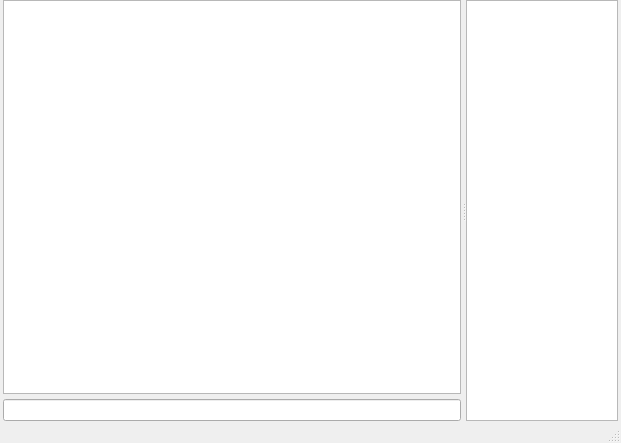
The window that src/ui/irc.ui (Mudlet/Mudlet) describes before a commit, drawn with Qt 5.
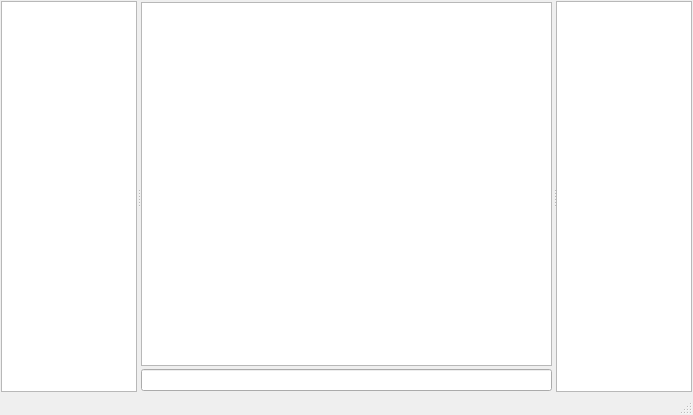
The same window after the commit.

Commit message:
Full refactor of IRC Client code & UI
This retains the primary functions of the old IRC client but adds many
more new IRC commands by default. The UI is slightly more organized and
interactive now.

```diff
--- a/src/ui/irc.ui
+++ b/src/ui/irc.ui
@@ -6,8 +6,8 @@
    <rect>
     <x>0</x>
     <y>0</y>
-    <width>621</width>
-    <height>443</height>
+    <width>693</width>
+    <height>415</height>
    </rect>
   </property>
   <property name="sizePolicy">
@@ -34,66 +34,45 @@
      <verstretch>0</verstretch>
     </sizepolicy>
    </property>
-   <layout class="QVBoxLayout" name="verticalLayout">
+   <layout class="QHBoxLayout" name="horizontalLayout_3">
     <property name="spacing">
      <number>0</number>
     </property>
-    <property name="margin">
+    <property name="leftMargin">
      <number>0</number>
     </property>
-    <item>
-     <widget class="QWidget" name="i1" native="true">
-      <property name="sizePolicy">
-       <sizepolicy hsizetype="Expanding" vsizetype="Expanding">
-        <horstretch>0</horstretch>
-        <verstretch>0</verstretch>
-       </sizepolicy>
-      </property>
-      <layout class="QGridLayout" name="gridLayout_2">
-       <property name="margin">
+    <property name="topMargin">
+     <number>0</number>
+    </property>
+    <property name="rightMargin">
         <number>0</number>
        </property>
-       <property name="spacing">
+    <property name="bottomMargin">
         <number>0</number>
        </property>
-       <item row="0" column="0">
-        <widget class="QWidget" name="i2" native="true">
+    <item>
+     <widget class="QWidget" name="widget" native="true">
          <property name="sizePolicy">
           <sizepolicy hsizetype="Expanding" vsizetype="Expanding">
            <horstretch>0</horstretch>
            <verstretch>0</verstretch>
           </sizepolicy>
          </property>
-         <layout class="QVBoxLayout" name="verticalLayout_2">
+      <layout class="QHBoxLayout" name="horizontalLayout_2">
           <property name="spacing">
-           <number>0</number>
+        <number>1</number>
           </property>
           <property name="leftMargin">
-           <number>3</number>
+        <number>1</number>
           </property>
           <property name="topMargin">
-           <number>0</number>
+        <number>1</number>
           </property>
           <property name="rightMargin">
-           <number>3</number>
+        <number>1</number>
           </property>
           <property name="bottomMargin">
-           <number>0</number>
-          </property>
-          <item>
-           <widget class="QWidget" name="i3" native="true">
-            <property name="sizePolicy">
-             <sizepolicy hsizetype="Expanding" vsizetype="Expanding">
-              <horstretch>0</horstretch>
-              <verstretch>0</verstretch>
-             </sizepolicy>
-            </property>
-            <layout class="QVBoxLayout" name="verticalLayout_8">
-             <property name="spacing">
-              <number>0</number>
-             </property>
-             <property name="margin">
-              <number>0</number>
+        <number>1</number>
              </property>
              <item>
               <widget class="QSplitter" name="splitter">
@@ -103,15 +82,6 @@
                  <verstretch>0</verstretch>
                 </sizepolicy>
                </property>
-               <property name="frameShape">
-                <enum>QFrame::NoFrame</enum>
-               </property>
-               <property name="lineWidth">
-                <number>0</number>
-               </property>
-               <property name="midLineWidth">
-                <number>5</number>
-               </property>
                <property name="orientation">
                 <enum>Qt::Horizontal</enum>
                </property>
@@ -119,127 +89,65 @@
                 <bool>true</bool>
                </property>
                <property name="handleWidth">
-                <number>5</number>
-               </property>
-               <widget class="QFrame" name="left_frame">
+          <number>3</number>
+         </property>
+         <widget class="QListView" name="bufferList">
+          <property name="sizePolicy">
+           <sizepolicy hsizetype="Expanding" vsizetype="Expanding">
+            <horstretch>1</horstretch>
+            <verstretch>0</verstretch>
+           </sizepolicy>
+          </property>
+          <property name="focusPolicy">
+           <enum>Qt::NoFocus</enum>
+          </property>
+         </widget>
+         <widget class="QWidget" name="viewportWidget" native="true">
                 <property name="sizePolicy">
                  <sizepolicy hsizetype="Expanding" vsizetype="Expanding">
                   <horstretch>3</horstretch>
                   <verstretch>0</verstretch>
                  </sizepolicy>
                 </property>
-                <property name="minimumSize">
-                 <size>
-                  <width>0</width>
-                  <height>0</height>
-                 </size>
-                </property>
-                <property name="baseSize">
-                 <size>
-                  <width>0</width>
-                  <height>0</height>
-                 </size>
-                </property>
-                <property name="frameShape">
-                 <enum>QFrame::NoFrame</enum>
-                </property>
-                <property name="frameShadow">
-                 <enum>QFrame::Plain</enum>
-                </property>
-                <property name="lineWidth">
+          <layout class="QVBoxLayout" name="verticalLayout" stretch="0,0">
+           <property name="spacing">
+            <number>3</number>
+           </property>
+           <property name="leftMargin">
+            <number>1</number>
+           </property>
+           <property name="topMargin">
+            <number>1</number>
+           </property>
+           <property name="rightMargin">
+            <number>1</number>
+           </property>
+           <property name="bottomMargin">
                  <number>1</number>
                 </property>
-                <layout class="QVBoxLayout" name="verticalLayout_3">
-                 <property name="spacing">
-                  <number>0</number>
-                 </property>
-                 <property name="margin">
-                  <number>0</number>
-                 </property>
                  <item>
-                  <widget class="QWidget" name="irctext" native="true">
-                   <property name="sizePolicy">
-                    <sizepolicy hsizetype="Expanding" vsizetype="Expanding">
-                     <horstretch>0</horstretch>
-                     <verstretch>0</verstretch>
-                    </sizepolicy>
-                   </property>
-                   <layout class="QVBoxLayout" name="verticalLayout_6">
-                    <property name="spacing">
-                     <number>5</number>
-                    </property>
-                    <property name="margin">
-                     <number>0</number>
-                    </property>
-                    <item>
-                     <widget class="QTextBrowser" name="irc"/>
+            <widget class="QTextBrowser" name="ircBrowser">
+             <property name="openExternalLinks">
+              <bool>true</bool>
+             </property>
+            </widget>
                     </item>
                     <item>
                      <widget class="QLineEdit" name="lineEdit"/>
                     </item>
                    </layout>
                   </widget>
-                 </item>
-                </layout>
-               </widget>
-               <widget class="QFrame" name="right_frame">
+         <widget class="QListView" name="userList">
                 <property name="sizePolicy">
                  <sizepolicy hsizetype="Expanding" vsizetype="Expanding">
                   <horstretch>1</horstretch>
                   <verstretch>0</verstretch>
                  </sizepolicy>
                 </property>
-                <property name="maximumSize">
-                 <size>
-                  <width>16777215</width>
-                  <height>16777215</height>
-                 </size>
-                </property>
-                <property name="baseSize">
-                 <size>
-                  <width>0</width>
-                  <height>0</height>
-                 </size>
-                </property>
-                <property name="font">
-                 <font>
-                  <stylestrategy>PreferAntialias</stylestrategy>
-                 </font>
-                </property>
-                <property name="frameShape">
-                 <enum>QFrame::NoFrame</enum>
-                </property>
-                <property name="frameShadow">
-                 <enum>QFrame::Plain</enum>
-                </property>
-                <property name="lineWidth">
-                 <number>1</number>
-                </property>
-                <layout class="QHBoxLayout" name="horizontalLayout_2">
-                 <property name="spacing">
-                  <number>0</number>
-                 </property>
-                 <property name="margin">
-                  <number>0</number>
-                 </property>
-                 <item>
-                  <widget class="QListWidget" name="nickList">
-                   <property name="maximumSize">
-                    <size>
-                     <width>16777215</width>
-                     <height>16777215</height>
-                    </size>
-                   </property>
-                  </widget>
-                 </item>
-                </layout>
-               </widget>
-              </widget>
-             </item>
-            </layout>
-           </widget>
-          </item>
-         </layout>
+          <property name="focusPolicy">
+           <enum>Qt::NoFocus</enum>
+          </property>
+         </widget>
         </widget>
        </item>
       </layout>
```
Left out of the diff: 6 changed lines with no effect on the pictures. Lines whose indentation alone changed are shown as unchanged. The commit also changes 5 other files.
